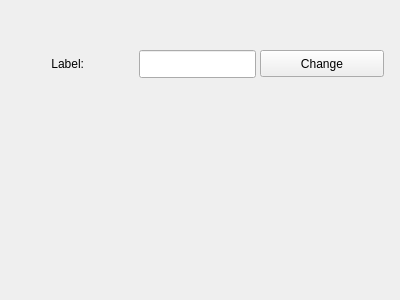
Above: kdiskmanager/filesystemwidget.ui from KDE/kdisksutilities before the change. Below: the same form after it.
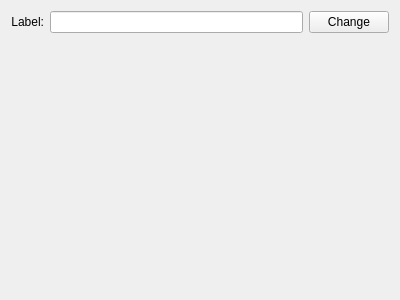
That is the form after the change. Custom widgets are drawn as their Qt base class.

What changed in the file:
```diff
--- a/kdiskmanager/filesystemwidget.ui
+++ b/kdiskmanager/filesystemwidget.ui
@@ -10,15 +10,9 @@
     <height>300</height>
    </rect>
   </property>
+  <layout class="QGridLayout" name="gridLayout">
+   <item row="0" column="0">
   <widget class="QLabel" name="labelLineEditLabel">
-   <property name="geometry">
-    <rect>
-     <x>20</x>
-     <y>50</y>
-     <width>64</width>
-     <height>28</height>
-    </rect>
-   </property>
    <property name="text">
     <string>Label:</string>
    </property>
@@ -26,29 +20,31 @@
     <set>Qt::AlignRight|Qt::AlignTrailing|Qt::AlignVCenter</set>
    </property>
   </widget>
-  <widget class="KLineEdit" name="labelLineEdit">
-   <property name="geometry">
-    <rect>
-     <x>139</x>
-     <y>50</y>
-     <width>117</width>
-     <height>28</height>
-    </rect>
-   </property>
-  </widget>
+   </item>
+   <item row="0" column="1">
+    <widget class="KLineEdit" name="labelLineEdit"/>
+   </item>
+   <item row="0" column="2">
   <widget class="KPushButton" name="changeLabelButton">
-   <property name="geometry">
-    <rect>
-     <x>260</x>
-     <y>50</y>
-     <width>124</width>
-     <height>27</height>
-    </rect>
-   </property>
    <property name="text">
     <string>Change</string>
    </property>
   </widget>
+   </item>
+   <item row="1" column="1">
+    <spacer name="verticalSpacer">
+     <property name="orientation">
+      <enum>Qt::Vertical</enum>
+     </property>
+     <property name="sizeHint" stdset="0">
+      <size>
+       <width>20</width>
+       <height>257</height>
+      </size>
+     </property>
+    </spacer>
+   </item>
+  </layout>
  </widget>
  <customwidgets>
   <customwidget>
```
Lines whose indentation alone changed are shown as unchanged.
